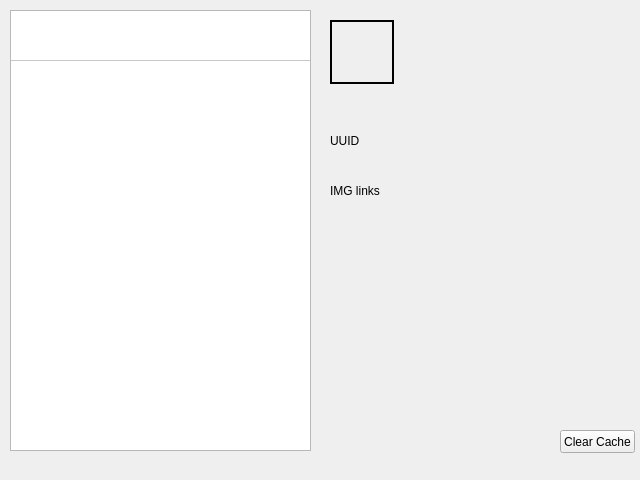
alessandrobasi/teamspeak-badges-parser-c, file TeamspeakBadgesViewer.ui: the form before one commit.
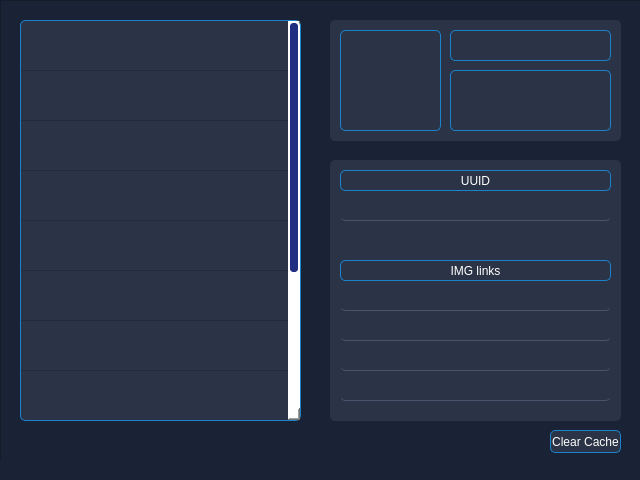
The form after the commit. Icons and pictures are not drawn.

Commit message: new ui made by @pingu-io

The edit to the form file:
```diff
--- a/TeamspeakBadgesViewer.ui
+++ b/TeamspeakBadgesViewer.ui
@@ -29,16 +29,57 @@
    <iconset resource="TeamspeakBadgesViewer.qrc">
     <normaloff>:/icon/icon.png</normaloff>:/icon/icon.png</iconset>
   </property>
+  <property name="styleSheet">
+   <string notr="true">background-color: rgb(26, 35, 53);
+color: white;</string>
+  </property>
   <widget class="QWidget" name="centralwidget">
+   <property name="styleSheet">
+    <string notr="true">#centralwidget QScrollBar:vertical {              
+border: 0px solid white;
+width:12px;
+background: white;
+}
+
+#centralwidget QScrollBar::handle:vertical {
+background: rgb(32, 47, 130);
+min-height: 1px;
+border: 2px solid white;
+border-radius: 5px;
+}</string>
+   </property>
    <widget class="QTableWidget" name="tabellaBages">
     <property name="geometry">
      <rect>
-      <x>10</x>
-      <y>10</y>
-      <width>301</width>
-      <height>441</height>
+      <x>20</x>
+      <y>20</y>
+      <width>281</width>
+      <height>401</height>
      </rect>
     </property>
+    <property name="styleSheet">
+     <string notr="true">QTableWidget{ 
+background-color: rgb(43, 51, 70);
+border: 1px solid #1c82cc;
+border-radius: 5px;
+}
+
+/*#centralwidget QScrollBar:vertical {              
+border: 0px solid white;
+width:12px;
+background: white;
+}
+
+#centralwidget QScrollBar::handle:vertical {
+background: rgb(32, 47, 130);
+min-height: 1px;
+border: 2px solid white;
+border-radius: 5px;
+}*/
+/*QScrollBar::add-page:vertical, QScrollBar::sub-page:vertical {background: none;}*/
+
+</string>
+    </property>
     <property name="editTriggers">
      <set>QAbstractItemView::NoEditTriggers</set>
     </property>
@@ -67,7 +108,7 @@
      <bool>false</bool>
     </property>
     <property name="rowCount">
-     <number>1</number>
+     <number>11</number>
     </property>
     <property name="columnCount">
      <number>1</number>
@@ -102,173 +143,372 @@
     <attribute name="verticalHeaderHighlightSections">
      <bool>true</bool>
     </attribute>
+    <attribute name="verticalHeaderMinimumSectionSize">
+     <number>50</number>
+    </attribute>
+    <row>
+     <property name="text">
+      <string>New Row</string>
+     </property>
+    </row>
+    <row>
+     <property name="text">
+      <string>New Row</string>
+     </property>
+    </row>
+    <row>
+     <property name="text">
+      <string>New Row</string>
+     </property>
+    </row>
+    <row>
+     <property name="text">
+      <string>New Row</string>
+     </property>
+    </row>
+    <row>
+     <property name="text">
+      <string>New Row</string>
+     </property>
+    </row>
+    <row>
+     <property name="text">
+      <string>New Row</string>
+     </property>
+    </row>
+    <row>
+     <property name="text">
+      <string>New Row</string>
+     </property>
+    </row>
+    <row>
+     <property name="text">
+      <string>New Row</string>
+     </property>
+    </row>
+    <row>
+     <property name="text">
+      <string>New Row</string>
+     </property>
+    </row>
+    <row>
+     <property name="text">
+      <string>New Row</string>
+     </property>
+    </row>
     <row/>
     <column/>
    </widget>
-   <widget class="QLabel" name="iconaBadge">
-    <property name="geometry">
-     <rect>
-      <x>330</x>
-      <y>20</y>
-      <width>64</width>
-      <height>64</height>
-     </rect>
-    </property>
-    <property name="styleSheet">
-     <string notr="true">border: 2px solid black;</string>
-    </property>
-    <property name="text">
-     <string/>
-    </property>
-   </widget>
-   <widget class="QLabel" name="nomeBadge">
-    <property name="geometry">
-     <rect>
-      <x>400</x>
-      <y>20</y>
-      <width>231</width>
-      <height>31</height>
-     </rect>
-    </property>
-    <property name="styleSheet">
-     <string notr="true"/>
-    </property>
-    <property name="text">
-     <string>&lt;html&gt;&lt;head/&gt;&lt;body&gt;&lt;p&gt;&lt;br/&gt;&lt;/p&gt;&lt;/body&gt;&lt;/html&gt;</string>
-    </property>
-    <property name="textFormat">
-     <enum>Qt::RichText</enum>
-    </property>
-    <property name="scaledContents">
-     <bool>true</bool>
-    </property>
-    <property name="alignment">
-     <set>Qt::AlignLeading|Qt::AlignLeft|Qt::AlignVCenter</set>
-    </property>
-    <property name="textInteractionFlags">
-     <set>Qt::NoTextInteraction</set>
-    </property>
-   </widget>
-   <widget class="QLabel" name="descBadge">
-    <property name="geometry">
-     <rect>
-      <x>400</x>
-      <y>50</y>
-      <width>231</width>
-      <height>31</height>
-     </rect>
-    </property>
-    <property name="text">
-     <string/>
-    </property>
-    <property name="wordWrap">
-     <bool>true</bool>
-    </property>
-   </widget>
-   <widget class="QLabel" name="label">
-    <property name="geometry">
-     <rect>
-      <x>330</x>
-      <y>130</y>
-      <width>301</width>
-      <height>21</height>
-     </rect>
-    </property>
-    <property name="text">
-     <string>UUID</string>
-    </property>
-   </widget>
-   <widget class="QLabel" name="uuidText">
-    <property name="geometry">
-     <rect>
-      <x>330</x>
-      <y>150</y>
-      <width>301</width>
-      <height>21</height>
-     </rect>
-    </property>
-    <property name="text">
-     <string/>
-    </property>
-   </widget>
-   <widget class="QLabel" name="label_2">
-    <property name="geometry">
-     <rect>
-      <x>330</x>
-      <y>180</y>
-      <width>301</width>
-      <height>21</height>
-     </rect>
-    </property>
-    <property name="text">
-     <string>IMG links</string>
-    </property>
-   </widget>
-   <widget class="QLabel" name="svgUrl">
-    <property name="geometry">
-     <rect>
-      <x>330</x>
-      <y>200</y>
-      <width>301</width>
-      <height>21</height>
-     </rect>
-    </property>
-    <property name="text">
-     <string/>
-    </property>
-   </widget>
-   <widget class="QLabel" name="detailsSvgUrl">
-    <property name="geometry">
-     <rect>
-      <x>330</x>
-      <y>220</y>
-      <width>301</width>
-      <height>21</height>
-     </rect>
-    </property>
-    <property name="text">
-     <string/>
-    </property>
-   </widget>
-   <widget class="QLabel" name="detailsPngUrl">
-    <property name="geometry">
-     <rect>
-      <x>330</x>
-      <y>240</y>
-      <width>301</width>
-      <height>21</height>
-     </rect>
-    </property>
-    <property name="text">
-     <string/>
-    </property>
-   </widget>
-   <widget class="QLabel" name="pngUrl">
-    <property name="geometry">
-     <rect>
-      <x>330</x>
-      <y>260</y>
-      <width>301</width>
-      <height>21</height>
-     </rect>
-    </property>
-    <property name="text">
-     <string/>
-    </property>
-   </widget>
    <widget class="QPushButton" name="clearCacheBtn">
     <property name="geometry">
      <rect>
-      <x>560</x>
+      <x>550</x>
       <y>430</y>
-      <width>75</width>
+      <width>71</width>
       <height>23</height>
      </rect>
     </property>
+    <property name="styleSheet">
+     <string notr="true">background-color: rgb(43, 51, 70);
+border: 1px solid #1c82cc;
+border-radius: 5px;
+color: white;</string>
+    </property>
     <property name="text">
      <string>Clear Cache</string>
     </property>
    </widget>
+   <widget class="QFrame" name="frame">
+    <property name="geometry">
+     <rect>
+      <x>0</x>
+      <y>0</y>
+      <width>641</width>
+      <height>481</height>
+     </rect>
+    </property>
+    <property name="styleSheet">
+     <string notr="true">/*background-color: rgb(26, 35, 53);*/</string>
+    </property>
+    <property name="frameShape">
+     <enum>QFrame::StyledPanel</enum>
+    </property>
+    <property name="frameShadow">
+     <enum>QFrame::Raised</enum>
+    </property>
+    <widget class="QFrame" name="frame_3">
+     <property name="geometry">
+      <rect>
+       <x>330</x>
+       <y>160</y>
+       <width>291</width>
+       <height>261</height>
+      </rect>
+     </property>
+     <property name="styleSheet">
+      <string notr="true">background-color: rgb(43, 51, 70);
+border-radius: 5px;</string>
+     </property>
+     <property name="frameShape">
+      <enum>QFrame::StyledPanel</enum>
+     </property>
+     <property name="frameShadow">
+      <enum>QFrame::Raised</enum>
+     </property>
+     <widget class="QLabel" name="label">
+      <property name="geometry">
+       <rect>
+        <x>10</x>
+        <y>10</y>
+        <width>271</width>
+        <height>21</height>
+       </rect>
+      </property>
+      <property name="styleSheet">
+       <string notr="true">border: 1px solid #1c82cc;
+border-radius: 5px;
+color: white;</string>
+      </property>
+      <property name="text">
+       <string>UUID</string>
+      </property>
+      <property name="alignment">
+       <set>Qt::AlignCenter</set>
+      </property>
+     </widget>
+     <widget class="QLabel" name="uuidText">
+      <property name="geometry">
+       <rect>
+        <x>10</x>
+        <y>40</y>
+        <width>271</width>
+        <height>21</height>
+       </rect>
+      </property>
+      <property name="styleSheet">
+       <string notr="true">QLabel::hover{
+ border-bottom: 1px solid #1c82cc;
+ border-radius: 5px;
+}
+QLabel::!hover{
+ border-bottom: 1px solid #48546c;
+ border-radius: 5px;
+}</string>
+      </property>
+      <property name="text">
+       <string/>
+      </property>
+     </widget>
+     <widget class="QLabel" name="label_2">
+      <property name="geometry">
+       <rect>
+        <x>10</x>
+        <y>100</y>
+        <width>271</width>
+        <height>21</height>
+       </rect>
+      </property>
+      <property name="styleSheet">
+       <string notr="true">border: 1px solid #1c82cc;
+border-radius: 5px;
+color: white;</string>
+      </property>
+      <property name="text">
+       <string>IMG links</string>
+      </property>
+      <property name="alignment">
+       <set>Qt::AlignCenter</set>
+      </property>
+     </widget>
+     <widget class="QLabel" name="svgUrl">
+      <property name="geometry">
+       <rect>
+        <x>10</x>
+        <y>130</y>
+        <width>271</width>
+        <height>21</height>
+       </rect>
+      </property>
+      <property name="styleSheet">
+       <string notr="true">QLabel::hover{
+ border-bottom: 1px solid #1c82cc;
+ border-radius: 5px;
+}
+QLabel::!hover{
+ border-bottom: 1px solid #48546c;
+ border-radius: 5px;
+}</string>
+      </property>
+      <property name="text">
+       <string/>
+      </property>
+     </widget>
+     <widget class="QLabel" name="detailsSvgUrl">
+      <property name="geometry">
+       <rect>
+        <x>10</x>
+        <y>160</y>
+        <width>271</width>
+        <height>21</height>
+       </rect>
+      </property>
+      <property name="styleSheet">
+       <string notr="true">QLabel::hover{
+ border-bottom: 1px solid #1c82cc;
+ border-radius: 5px;
+}
+QLabel::!hover{
+ border-bottom: 1px solid #48546c;
+ border-radius: 5px;
+}</string>
+      </property>
+      <property name="text">
+       <string/>
+      </property>
+     </widget>
+     <widget class="QLabel" name="pngUrl">
+      <property name="geometry">
+       <rect>
+        <x>10</x>
+        <y>220</y>
+        <width>271</width>
+        <height>21</height>
+       </rect>
+      </property>
+      <property name="styleSheet">
+       <string notr="true">QLabel::hover{
+ border-bottom: 1px solid #1c82cc;
+ border-radius: 5px;
+}
+QLabel::!hover{
+ border-bottom: 1px solid #48546c;
+ border-radius: 5px;
+}</string>
+      </property>
+      <property name="text">
+       <string/>
+      </property>
+     </widget>
+     <widget class="QLabel" name="detailsPngUrl">
+      <property name="geometry">
+       <rect>
+        <x>10</x>
+        <y>190</y>
+        <width>271</width>
+        <height>21</height>
+       </rect>
+      </property>
+      <property name="styleSheet">
+       <string notr="true">QLabel::hover{
+ border-bottom: 1px solid #1c82cc;
+ border-radius: 5px;
+}
+QLabel::!hover{
+ border-bottom: 1px solid #48546c;
+ border-radius: 5px;
+}</string>
+      </property>
+      <property name="text">
+       <string/>
+      </property>
+     </widget>
+    </widget>
+   </widget>
+   <widget class="QFrame" name="frame_2">
+    <property name="geometry">
+     <rect>
+      <x>330</x>
+      <y>20</y>
+      <width>291</width>
+      <height>121</height>
+     </rect>
+    </property>
+    <property name="styleSheet">
+     <string notr="true">background-color: rgb(43, 51, 70);
+border-radius: 5px;</string>
+    </property>
+    <property name="frameShape">
+     <enum>QFrame::StyledPanel</enum>
+    </property>
+    <property name="frameShadow">
+     <enum>QFrame::Raised</enum>
+    </property>
+    <widget class="QLabel" name="iconaBadge">
+     <property name="geometry">
+      <rect>
+       <x>10</x>
+       <y>10</y>
+       <width>101</width>
+       <height>101</height>
+      </rect>
+     </property>
+     <property name="styleSheet">
+      <string notr="true">border: 1px solid #1c82cc;</string>
+     </property>
+     <property name="text">
+      <string/>
+     </property>
+     <property name="alignment">
+      <set>Qt::AlignCenter</set>
+     </property>
+    </widget>
+    <widget class="QLabel" name="nomeBadge">
+     <property name="geometry">
+      <rect>
+       <x>120</x>
+       <y>10</y>
+       <width>161</width>
+       <height>31</height>
+      </rect>
+     </property>
+     <property name="styleSheet">
+      <string notr="true">border: 1px solid #1c82cc;
+border-radius: 5px;</string>
+     </property>
+     <property name="text">
+      <string>&lt;html&gt;&lt;head/&gt;&lt;body&gt;&lt;p&gt;&lt;br/&gt;&lt;/p&gt;&lt;/body&gt;&lt;/html&gt;</string>
+     </property>
+     <property name="textFormat">
+      <enum>Qt::RichText</enum>
+     </property>
+     <property name="scaledContents">
+      <bool>true</bool>
+     </property>
+     <property name="alignment">
+      <set>Qt::AlignCenter</set>
+     </property>
+     <property name="textInteractionFlags">
+      <set>Qt::NoTextInteraction</set>
+     </property>
+    </widget>
+    <widget class="QLabel" name="descBadge">
+     <property name="geometry">
+      <rect>
+       <x>120</x>
+       <y>50</y>
+       <width>161</width>
+       <height>61</height>
+      </rect>
+     </property>
+     <property name="styleSheet">
+      <string notr="true">border: 1px solid #1c82cc;
+border-radius: 5px;</string>
+     </property>
+     <property name="text">
+      <string/>
+     </property>
+     <property name="alignment">
+      <set>Qt::AlignCenter</set>
+     </property>
+     <property name="wordWrap">
+      <bool>true</bool>
+     </property>
+    </widget>
+   </widget>
+   <zorder>frame</zorder>
+   <zorder>tabellaBages</zorder>
+   <zorder>clearCacheBtn</zorder>
+   <zorder>frame_2</zorder>
   </widget>
   <widget class="QStatusBar" name="statusBar">
    <property name="toolTip">
```
Left out of the diff: 9 changed lines with no effect on the pictures.
